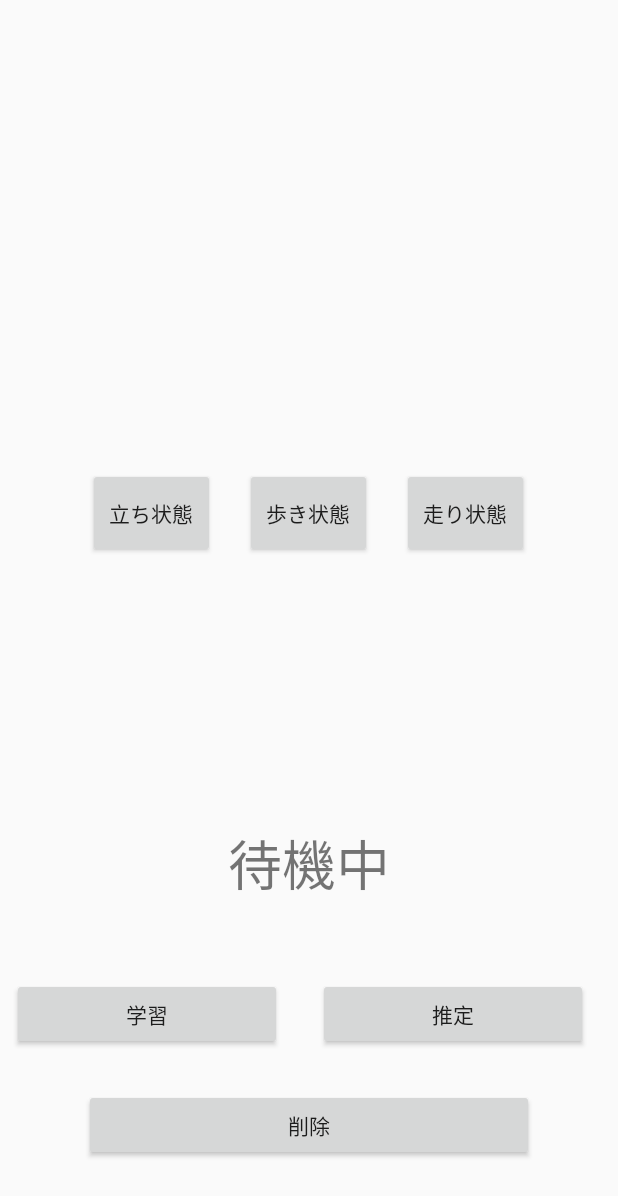
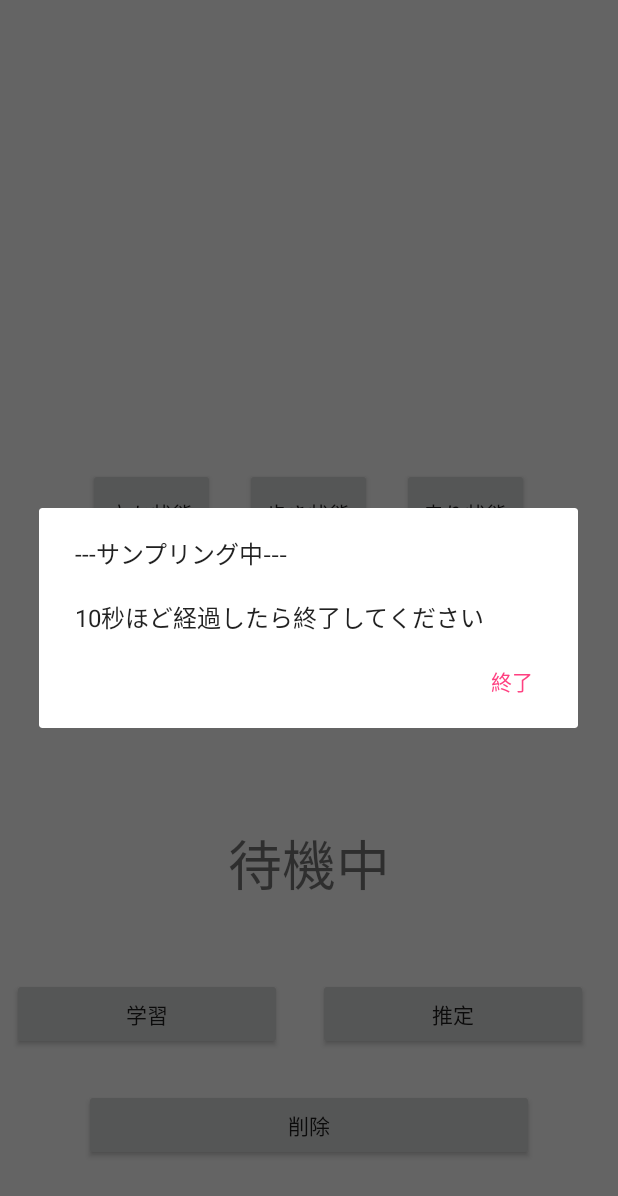
Before and after one commit to Arthur-ubi/pmml-evaluate-android, an Android app: the screen it shows after launch (MainActivity), after a tap on "立ち状態", on a phone screen of 412 x 824 dp. Shown: the top 1196 px of the screen. Run offline under Robolectric (Android 15) with nearby library versions, the phone set to English and light mode, and no system bars; libraries missing offline, so code that uses them is left out: weka.classifiers, weka.classifiers.trees, weka.core, weka.core.converters.

Commit message:
サンプリングをダイアログ表示中に行うように変更, 推定正常化

```diff
--- a/app/src/main/java/com/example/arthur/anti_asp/MainActivity.java
+++ b/app/src/main/java/com/example/arthur/anti_asp/MainActivity.java
@@ -2,6 +2,8 @@ package com.example.arthur.anti_asp;
 
 import android.Manifest;
 import android.app.Activity;
+import android.app.AlertDialog;
+import android.content.DialogInterface;
 import android.content.pm.PackageManager;
 import android.hardware.Sensor;
 import android.hardware.SensorEvent;
@@ -42,8 +44,10 @@ public class MainActivity extends Activity implements SensorEventListener {
     float combined_acc;
     int counter = 0;
     boolean click_flag = false;
-    String input_csv;
-    String STATUS;
+    boolean dflag = false;
+    boolean stand = false;
+    boolean walk = false;
+    boolean run = false;
     Instances instances;
     Classifier classifier;
 
@@ -58,29 +62,32 @@ public class MainActivity extends Activity implements SensorEventListener {
         status = (TextView)findViewById(R.id.status_view);
         status.setText("待機中");
 
-        //サンプリングボタン
+    //サンプリングボタン
+        //立ち状態
         Button buttonSave_s = findViewById(R.id.button_l_stand);
         buttonSave_s.setOnClickListener(new View.OnClickListener() {
             @Override
             public void onClick(View v) {
-                String val  = String.valueOf(combined_acc + "," + "stand\n");
-                saveFile("acc_stand.csv", val);
+                Dialog();
+                stand = true;
             }
         });
+        //歩き状態
         Button buttonSave_w = findViewById(R.id.button_l_walk);
         buttonSave_w.setOnClickListener(new View.OnClickListener() {
             @Override
             public void onClick(View v) {
-                String val = String.valueOf(combined_acc + "," + "walk\n");
-                saveFile("acc_walk.csv", val);
+                Dialog();
+                walk = true;
             }
         });
+        //走り状態
         Button buttonSave_r = findViewById(R.id.button_l_run);
         buttonSave_r.setOnClickListener(new View.OnClickListener() {
             @Override
             public void onClick(View v) {
-                String val = String.valueOf(combined_acc + "," + "run\n");
-                saveFile("acc_run.csv", val);
+                Dialog();
+                run = true;
             }
         });
 
@@ -100,6 +107,7 @@ public class MainActivity extends Activity implements SensorEventListener {
                     instances.setClassIndex(1);
                     classifier = new J48();
                     classifier.buildClassifier(instances);
+                    System.out.println("分類器の作成に成功しました");
 
                 } catch (Exception e) {
                     e.printStackTrace();
@@ -132,7 +140,7 @@ public class MainActivity extends Activity implements SensorEventListener {
             //PrintWriter p = new PrintWriter(new BufferedWriter(f));
 
             System.out.println("csv出力が完了しました。");
-            Toast.makeText(this, "出力が完了しました", Toast.LENGTH_SHORT).show();
+
 
         } catch (IOException e) {
             e.printStackTrace();
@@ -245,6 +253,19 @@ public class MainActivity extends Activity implements SensorEventListener {
             values.setText(str);
             counter++;
 
+            //stand
+            if(dflag == true && stand == true){
+                saveFile("acc_stand.csv", String.valueOf(combined_acc + "," + "stand\n"));
+            }
+            //walk
+            else if(dflag == true && walk == true){
+                saveFile("acc_walk.csv", String.valueOf(combined_acc + "," + "walk\n"));
+            }
+            //run
+            else if(dflag == true && run == true){
+                saveFile("acc_run.csv", String.valueOf(combined_acc + "," + "run\n"));
+            }
+            //負荷軽減のために推定の間隔をセンサの更新間隔の1/10にする
             if(click_flag == true && counter%10 == 0){
                 weka();
             }
@@ -278,7 +299,7 @@ public class MainActivity extends Activity implements SensorEventListener {
                 status.setText("STANDING");
             }else if(result == 1.0){
                 //walk
-                status.setText("WALKING\n\n歩きスマホはやめましょう");
+                status.setText("WALKING\n\n歩きスマホはやめましょう！");
             }else if(result == 2.0){
                 //run
                 status.setText("RUNNING\n\n危険！走りスマホ");
@@ -311,4 +332,19 @@ public class MainActivity extends Activity implements SensorEventListener {
             );
         }
     }
+    public void Dialog(){
+        dflag = true;
+        // Use the Builder class for convenient dialog construction
+        AlertDialog.Builder builder = new AlertDialog.Builder(this);
+        builder.setMessage("---サンプリング中---\n\n10秒ほど経過したら終了してください")
+                .setPositiveButton("終了", new DialogInterface.OnClickListener() {
+                    public void onClick(DialogInterface dialog, int id) {
+                        dflag = false;
+                        walk = false;
+                        stand = false;
+                        run = false;
+                    }
+                });
+        builder.show();
+    }
 }
```
